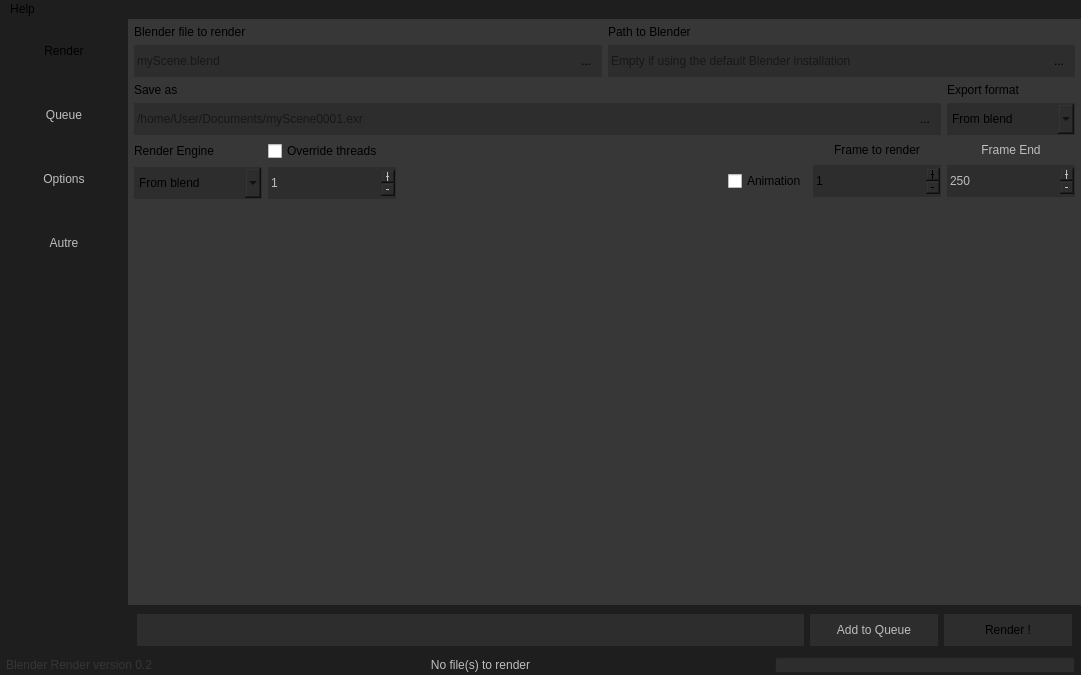
This is mainwindow.ui in Nesakko/BlenderRender as Qt 5 draws it before an edit. The edited form follows.
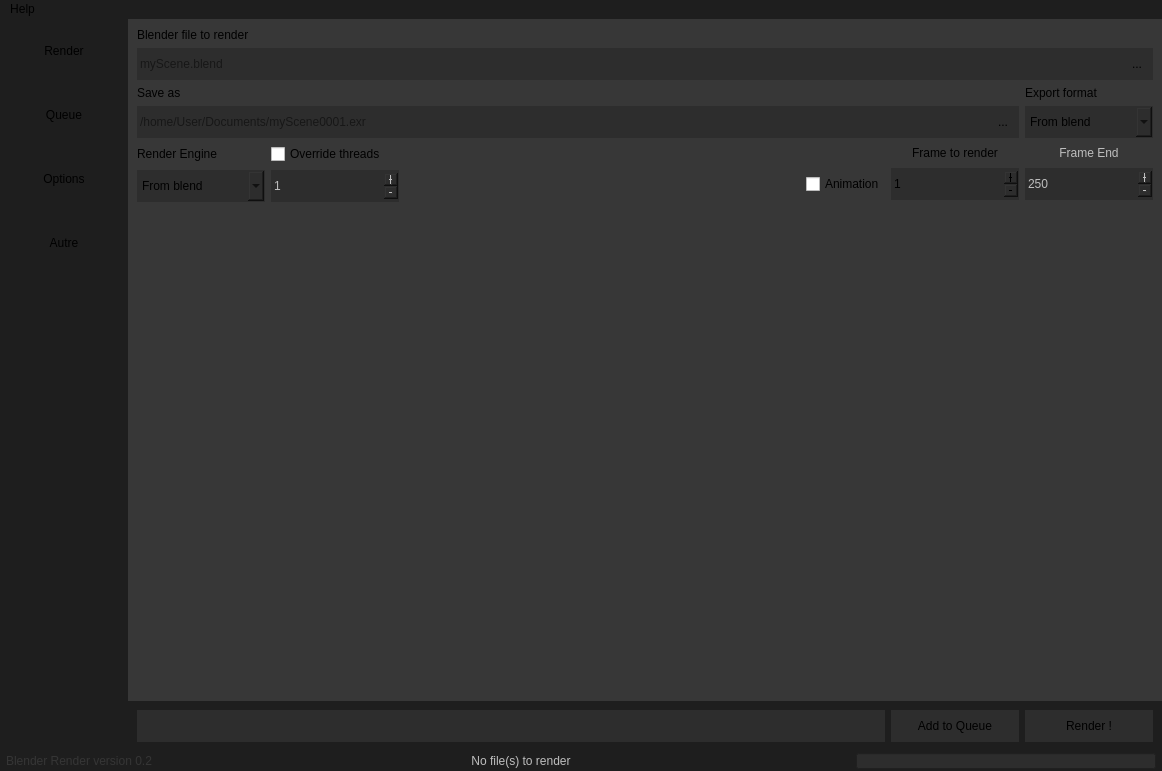
This is the edited form. Icons and pictures are not drawn.

Commit message: Remove blender installation path selection

```diff
--- a/mainwindow.ui
+++ b/mainwindow.ui
@@ -6,8 +6,8 @@
    <rect>
     <x>0</x>
     <y>0</y>
-    <width>1081</width>
-    <height>675</height>
+    <width>1162</width>
+    <height>771</height>
    </rect>
   </property>
   <property name="minimumSize">
@@ -229,7 +229,7 @@
        <item row="1" column="0">
         <widget class="QPushButton" name="BtnSide_Queue">
          <property name="enabled">
-          <bool>false</bool>
+          <bool>true</bool>
          </property>
          <property name="sizePolicy">
           <sizepolicy hsizetype="Minimum" vsizetype="Fixed">
@@ -257,7 +257,7 @@
        <item row="2" column="0">
         <widget class="QPushButton" name="BtnSide_Param">
          <property name="enabled">
-          <bool>false</bool>
+          <bool>true</bool>
          </property>
          <property name="minimumSize">
           <size>
@@ -279,7 +279,7 @@
        <item row="3" column="0">
         <widget class="QPushButton" name="BtnSide_Option4">
          <property name="enabled">
-          <bool>false</bool>
+          <bool>true</bool>
          </property>
          <property name="sizePolicy">
           <sizepolicy hsizetype="Minimum" vsizetype="Fixed">
@@ -552,7 +552,7 @@
        <item row="0" column="1">
         <widget class="QPushButton" name="btn_AddQueue">
          <property name="enabled">
-          <bool>false</bool>
+          <bool>true</bool>
          </property>
          <property name="minimumSize">
           <size>
@@ -727,29 +727,24 @@
     </item>
     <item row="0" column="1">
      <widget class="QStackedWidget" name="stackedWidget">
+      <property name="sizePolicy">
+       <sizepolicy hsizetype="Minimum" vsizetype="Minimum">
+        <horstretch>0</horstretch>
+        <verstretch>0</verstretch>
+       </sizepolicy>
+      </property>
+      <property name="mouseTracking">
+       <bool>true</bool>
+      </property>
+      <property name="styleSheet">
+       <string notr="true"/>
+      </property>
       <property name="currentIndex">
        <number>0</number>
       </property>
       <widget class="QWidget" name="Page_Render">
-       <layout class="QGridLayout" name="gridLayout_6">
-        <property name="leftMargin">
-         <number>6</number>
-        </property>
-        <property name="topMargin">
-         <number>6</number>
-        </property>
-        <property name="rightMargin">
-         <number>6</number>
-        </property>
-        <property name="bottomMargin">
-         <number>0</number>
-        </property>
-        <property name="spacing">
-         <number>6</number>
-        </property>
-        <item row="0" column="0" colspan="4">
-         <layout class="QHBoxLayout" name="horizontalLayout">
-          <item>
+       <layout class="QGridLayout" name="gridLayout">
+        <item row="0" column="0" colspan="3">
            <layout class="QGridLayout" name="gridLayout_2">
             <property name="horizontalSpacing">
              <number>0</number>
@@ -765,15 +760,6 @@
                 <height>32</height>
                </size>
               </property>
-              <property name="maximumSize">
-               <size>
-                <width>16777215</width>
-                <height>32</height>
-               </size>
-              </property>
-              <property name="tabletTracking">
-               <bool>true</bool>
-              </property>
               <property name="styleSheet">
                <string notr="true"/>
               </property>
@@ -815,71 +801,129 @@
             </item>
            </layout>
           </item>
-          <item>
-           <layout class="QGridLayout" name="gridLayout">
-            <property name="horizontalSpacing">
-             <number>0</number>
-            </property>
-            <item row="1" column="0">
-             <widget class="QLineEdit" name="BlenderPath">
-              <property name="minimumSize">
-               <size>
-                <width>0</width>
-                <height>32</height>
-               </size>
-              </property>
-              <property name="maximumSize">
-               <size>
-                <width>16777215</width>
-                <height>32</height>
-               </size>
-              </property>
-              <property name="toolTip">
-               <string>&lt;html&gt;&lt;head/&gt;&lt;body&gt;&lt;p&gt;If you want to use your default Blender installation and if Blender is already added to your PATH enviromnent variable, leave this option empty&lt;/p&gt;&lt;/body&gt;&lt;/html&gt;</string>
-              </property>
-              <property name="whatsThis">
-               <string>&lt;html&gt;&lt;head/&gt;&lt;body&gt;&lt;p&gt;If you want to use your default Blender installation and if Blender is already added to your PATH enviromnent variable, leave this option empty.&lt;/p&gt;&lt;/body&gt;&lt;/html&gt;</string>
-              </property>
-              <property name="text">
-               <string/>
-              </property>
-              <property name="placeholderText">
-               <string>Empty if using the default Blender installation</string>
-              </property>
-             </widget>
-            </item>
-            <item row="1" column="1">
-             <widget class="QToolButton" name="BlenderPathSelect">
-              <property name="minimumSize">
-               <size>
-                <width>32</width>
-                <height>32</height>
-               </size>
-              </property>
-              <property name="text">
-               <string>...</string>
-              </property>
-             </widget>
-            </item>
+        <item row="2" column="0">
+         <layout class="QGridLayout" name="gridLayout_5">
             <item row="0" column="0">
-             <widget class="QLabel" name="label_5">
+           <widget class="QLabel" name="label_7">
               <property name="text">
-               <string>Path to Blender</string>
+             <string>Render Engine</string>
               </property>
               <property name="buddy">
-               <cstring>BlenderPath</cstring>
+             <cstring>RenderEngine</cstring>
               </property>
              </widget>
             </item>
-           </layout>
+          <item row="0" column="1">
+           <widget class="QCheckBox" name="checkBox_2">
+            <property name="enabled">
+             <bool>true</bool>
+            </property>
+            <property name="toolTip">
+             <string>&lt;html&gt;&lt;head/&gt;&lt;body&gt;&lt;p&gt;&lt;br/&gt;&lt;/p&gt;&lt;/body&gt;&lt;/html&gt;</string>
+            </property>
+            <property name="whatsThis">
+             <string>&lt;html&gt;&lt;head/&gt;&lt;body&gt;&lt;p&gt;&lt;br/&gt;&lt;/p&gt;&lt;/body&gt;&lt;/html&gt;</string>
+            </property>
+            <property name="text">
+             <string>Override threads</string>
+            </property>
+           </widget>
+          </item>
+          <item row="1" column="0">
+           <widget class="QComboBox" name="RenderEngine">
+            <property name="minimumSize">
+             <size>
+              <width>128</width>
+              <height>32</height>
+             </size>
+            </property>
+            <property name="maximumSize">
+             <size>
+              <width>128</width>
+              <height>32</height>
+             </size>
+            </property>
+            <item>
+             <property name="text">
+              <string>From blend</string>
+             </property>
+            </item>
+            <item>
+             <property name="text">
+              <string>Cycles</string>
+             </property>
+            </item>
+            <item>
+             <property name="text">
+              <string>EEVEE</string>
+             </property>
+            </item>
+            <item>
+             <property name="text">
+              <string>Workbench</string>
+             </property>
+            </item>
+           </widget>
+          </item>
+          <item row="1" column="1">
+           <widget class="QSpinBox" name="NumberThread">
+            <property name="enabled">
+             <bool>false</bool>
+            </property>
+            <property name="minimumSize">
+             <size>
+              <width>128</width>
+              <height>32</height>
+             </size>
+            </property>
+            <property name="maximumSize">
+             <size>
+              <width>128</width>
+              <height>32</height>
+             </size>
+            </property>
+            <property name="toolTip">
+             <string>&lt;html&gt;&lt;head/&gt;&lt;body&gt;&lt;p&gt;&lt;br/&gt;&lt;/p&gt;&lt;/body&gt;&lt;/html&gt;</string>
+            </property>
+            <property name="whatsThis">
+             <string>&lt;html&gt;&lt;head/&gt;&lt;body&gt;&lt;p&gt;&lt;br/&gt;&lt;/p&gt;&lt;/body&gt;&lt;/html&gt;</string>
+            </property>
+            <property name="buttonSymbols">
+             <enum>QAbstractSpinBox::PlusMinus</enum>
+            </property>
+            <property name="maximum">
+             <number>100000</number>
+            </property>
+            <property name="value">
+             <number>1</number>
+            </property>
+            <property name="displayIntegerBase">
+             <number>10</number>
+            </property>
+           </widget>
           </item>
          </layout>
         </item>
         <item row="1" column="0" colspan="3">
+         <layout class="QHBoxLayout" name="horizontalLayout">
+          <property name="spacing">
+           <number>6</number>
+          </property>
+          <item>
          <layout class="QGridLayout" name="gridLayout_3">
           <property name="horizontalSpacing">
            <number>0</number>
           </property>
+            <item row="0" column="0">
+             <widget class="QLabel" name="label_6">
+              <property name="enabled">
+               <bool>true</bool>
+              </property>
+              <property name="text">
+               <string>Save as</string>
+              </property>
+             </widget>
+            </item>
           <item row="1" column="0">
            <widget class="QLineEdit" name="SaveRender">
             <property name="enabled">
@@ -897,6 +941,9 @@
               <height>32</height>
              </size>
             </property>
+              <property name="mouseTracking">
+               <bool>false</bool>
+              </property>
             <property name="placeholderText">
              <string>/home/User/Documents/myScene0001.exr</string>
             </property>
@@ -913,24 +960,20 @@
               <height>32</height>
              </size>
             </property>
+              <property name="maximumSize">
+               <size>
+                <width>16777215</width>
+                <height>32</height>
+               </size>
+              </property>
             <property name="text">
              <string>...</string>
             </property>
            </widget>
           </item>
-          <item row="0" column="0">
-           <widget class="QLabel" name="label_6">
-            <property name="enabled">
-             <bool>true</bool>
-            </property>
-            <property name="text">
-             <string>Save as</string>
-            </property>
-           </widget>
-          </item>
-         </layout>
-        </item>
-        <item row="1" column="3">
+           </layout>
+          </item>
+          <item>
          <layout class="QGridLayout" name="gridLayout_4">
           <item row="1" column="0">
            <widget class="QLabel" name="label_3">
@@ -1025,107 +1068,6 @@
           </item>
          </layout>
         </item>
-        <item row="2" column="0">
-         <layout class="QGridLayout" name="gridLayout_5">
-          <item row="0" column="0">
-           <widget class="QLabel" name="label_7">
-            <property name="text">
-             <string>Render Engine</string>
-            </property>
-            <property name="buddy">
-             <cstring>RenderEngine</cstring>
-            </property>
-           </widget>
-          </item>
-          <item row="0" column="1">
-           <widget class="QCheckBox" name="checkBox_2">
-            <property name="enabled">
-             <bool>true</bool>
-            </property>
-            <property name="toolTip">
-             <string>&lt;html&gt;&lt;head/&gt;&lt;body&gt;&lt;p&gt;&lt;br/&gt;&lt;/p&gt;&lt;/body&gt;&lt;/html&gt;</string>
-            </property>
-            <property name="whatsThis">
-             <string>&lt;html&gt;&lt;head/&gt;&lt;body&gt;&lt;p&gt;&lt;br/&gt;&lt;/p&gt;&lt;/body&gt;&lt;/html&gt;</string>
-            </property>
-            <property name="text">
-             <string>Override threads</string>
-            </property>
-           </widget>
-          </item>
-          <item row="1" column="0">
-           <widget class="QComboBox" name="RenderEngine">
-            <property name="minimumSize">
-             <size>
-              <width>128</width>
-              <height>32</height>
-             </size>
-            </property>
-            <property name="maximumSize">
-             <size>
-              <width>128</width>
-              <height>32</height>
-             </size>
-            </property>
-            <item>
-             <property name="text">
-              <string>From blend</string>
-             </property>
-            </item>
-            <item>
-             <property name="text">
-              <string>Cycles</string>
-             </property>
-            </item>
-            <item>
-             <property name="text">
-              <string>EEVEE</string>
-             </property>
-            </item>
-            <item>
-             <property name="text">
-              <string>Workbench</string>
-             </property>
-            </item>
-           </widget>
-          </item>
-          <item row="1" column="1">
-           <widget class="QSpinBox" name="NumberThread">
-            <property name="enabled">
-             <bool>false</bool>
-            </property>
-            <property name="minimumSize">
-             <size>
-              <width>128</width>
-              <height>32</height>
-             </size>
-            </property>
-            <property name="maximumSize">
-             <size>
-              <width>128</width>
-              <height>32</height>
-             </size>
-            </property>
-            <property name="toolTip">
-             <string>&lt;html&gt;&lt;head/&gt;&lt;body&gt;&lt;p&gt;&lt;br/&gt;&lt;/p&gt;&lt;/body&gt;&lt;/html&gt;</string>
-            </property>
-            <property name="whatsThis">
-             <string>&lt;html&gt;&lt;head/&gt;&lt;body&gt;&lt;p&gt;&lt;br/&gt;&lt;/p&gt;&lt;/body&gt;&lt;/html&gt;</string>
-            </property>
-            <property name="buttonSymbols">
-             <enum>QAbstractSpinBox::PlusMinus</enum>
-            </property>
-            <property name="maximum">
-             <number>100000</number>
-            </property>
-            <property name="value">
-             <number>1</number>
-            </property>
-            <property name="displayIntegerBase">
-             <number>10</number>
-            </property>
-           </widget>
-          </item>
          </layout>
         </item>
         <item row="2" column="1">
@@ -1141,7 +1083,7 @@
           </property>
          </spacer>
         </item>
-        <item row="2" column="2" colspan="2">
+        <item row="2" column="2">
          <layout class="QGridLayout" name="gridLayout_7">
           <item row="1" column="1">
            <widget class="QSpinBox" name="frameStart">
@@ -1583,8 +1525,8 @@
     <rect>
      <x>0</x>
      <y>0</y>
-     <width>1081</width>
-     <height>23</height>
+     <width>1162</width>
+     <height>30</height>
     </rect>
    </property>
    <widget class="QMenu" name="menuHelp">
```
Left out of the diff: 1 changed line with no effect on the pictures. Lines whose indentation alone changed are shown as unchanged. The commit also changes 3 other files.
